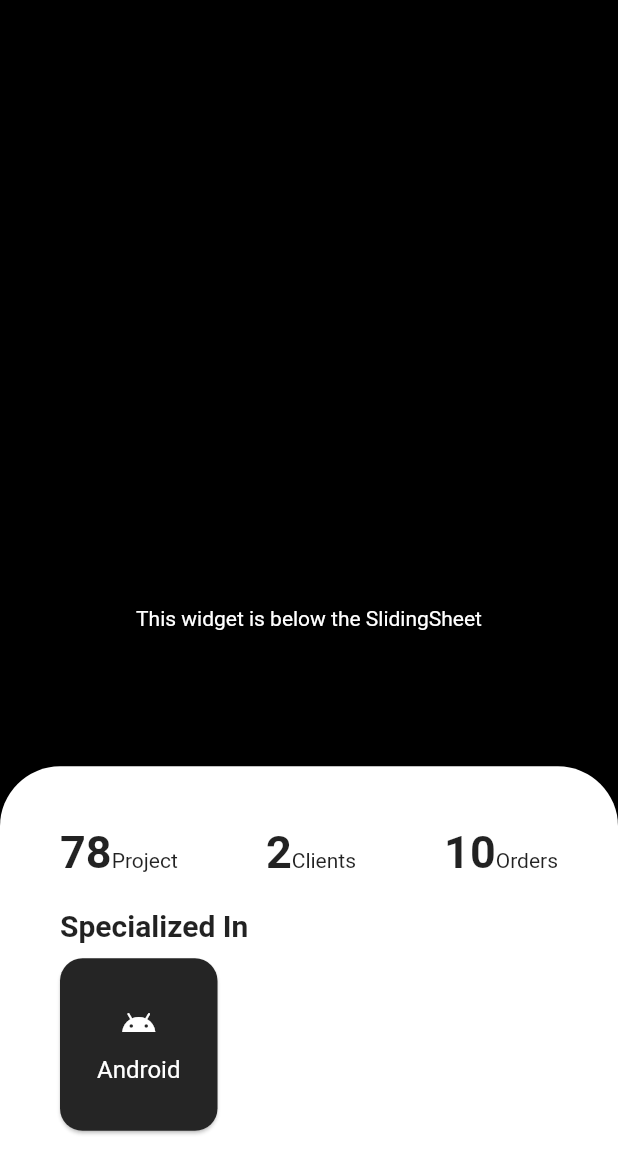
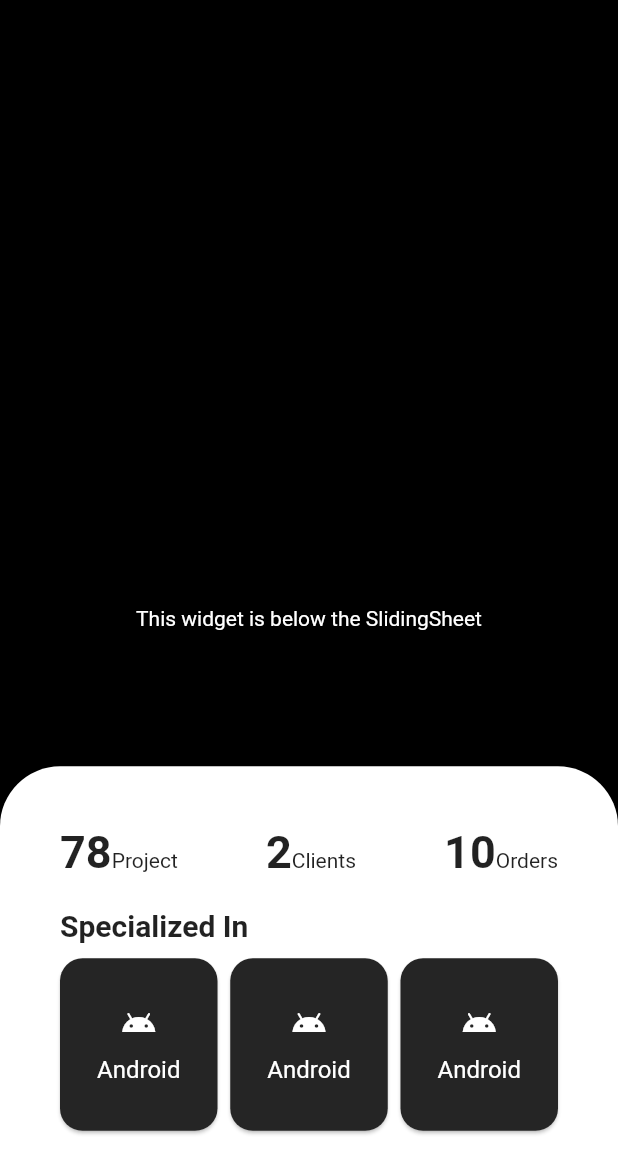
Before and after one commit to Haroon-Zafar/portfolioFlutter, a Flutter app: the screen it shows after launch, on a phone screen of 412 x 824 dp. Shown: the top 1174 px of the screen. Run offline on Flutter 3.47's test engine with Material 2 defaults, Android fonts, the phone set to English and light mode, and no system bars; drawn by our look-alikes of sliding_sheet; missing offline and left inert: dart:html.

Commit message:
Created a function and calling it to reduce redundancy.

```diff
--- a/lib/home.dart
+++ b/lib/home.dart
@@ -29,6 +29,41 @@ class _MyHomeState extends State<MyHome> {
           child: Text(type),
         ),
       ],
+    );
+  }
+
+  mySpecifications(icon, tech) {
+    return Container(
+      height: 115,
+      width: 105,
+      child: Card(
+        margin: EdgeInsets.all(0),
+        color: Color(0xff252525),
+        shape: RoundedRectangleBorder(
+          borderRadius: BorderRadius.circular(15),
+        ),
+        child: Container(
+          child: Column(
+            mainAxisAlignment: MainAxisAlignment.center,
+            children: [
+              Icon(
+                Icons.android,
+                color: Colors.white,
+              ),
+              SizedBox(
+                height: 10,
+              ),
+              Text(
+                tech,
+                style: TextStyle(
+                  fontSize: 16,
+                  color: Colors.white,
+                ),
+              ),
+            ],
+          ),
+        ),
+      ),
     );
   }
 
@@ -97,40 +132,12 @@ class _MyHomeState extends State<MyHome> {
                 Column(
                   children: [
                     Row(
+                      mainAxisAlignment: MainAxisAlignment.spaceBetween,
                       // Making three different Containers.
                       children: [
-                        Container(
-                          height: 115,
-                          width: 105,
-                          child: Card(
-                            margin: EdgeInsets.all(0),
-                            color: Color(0xff252525),
-                            shape: RoundedRectangleBorder(
-                              borderRadius: BorderRadius.circular(15),
-                            ),
-                            child: Container(
-                              child: Column(
-                                mainAxisAlignment: MainAxisAlignment.center,
-                                children: [
-                                  Icon(
-                                    Icons.android,
-                                    color: Colors.white,
-                                  ),
-                                  SizedBox(
-                                    height: 10,
-                                  ),
-                                  Text(
-                                    "Android",
-                                    style: TextStyle(
-                                      fontSize: 16,
-                                      color: Colors.white,
-                                    ),
-                                  ),
-                                ],
-                              ),
-                            ),
-                          ),
-                        ),
+                        mySpecifications(Icons.android, 'Android'),
+                        mySpecifications(Icons.android, 'Android'),
+                        mySpecifications(Icons.android, 'Android'),
                       ],
                     ),
                   ],
@@ -143,3 +150,38 @@ class _MyHomeState extends State<MyHome> {
     );
   }
 }
+
+
+
+//                         Container(
+                        //   height: 115,
+                        //   width: 105,
+                        //   child: Card(
+                        //     margin: EdgeInsets.all(0),
+                        //     color: Color(0xff252525),
+                        //     shape: RoundedRectangleBorder(
+                        //       borderRadius: BorderRadius.circular(15),
+                        //     ),
+                        //     child: Container(
+                        //       child: Column(
+                        //         mainAxisAlignment: MainAxisAlignment.center,
+                        //         children: [
+                        //           Icon(
+                        //             Icons.android,
+                        //             color: Colors.white,
+                        //           ),
+                        //           SizedBox(
+                        //             height: 10,
+                        //           ),
+                        //           Text(
+                        //             "Android",
+                        //             style: TextStyle(
+                        //               fontSize: 16,
+                        //               color: Colors.white,
+                        //             ),
+                        //           ),
+                        //         ],
+                        //       ),
+                        //     ),
+                        //   ),
+                        // ),
```
